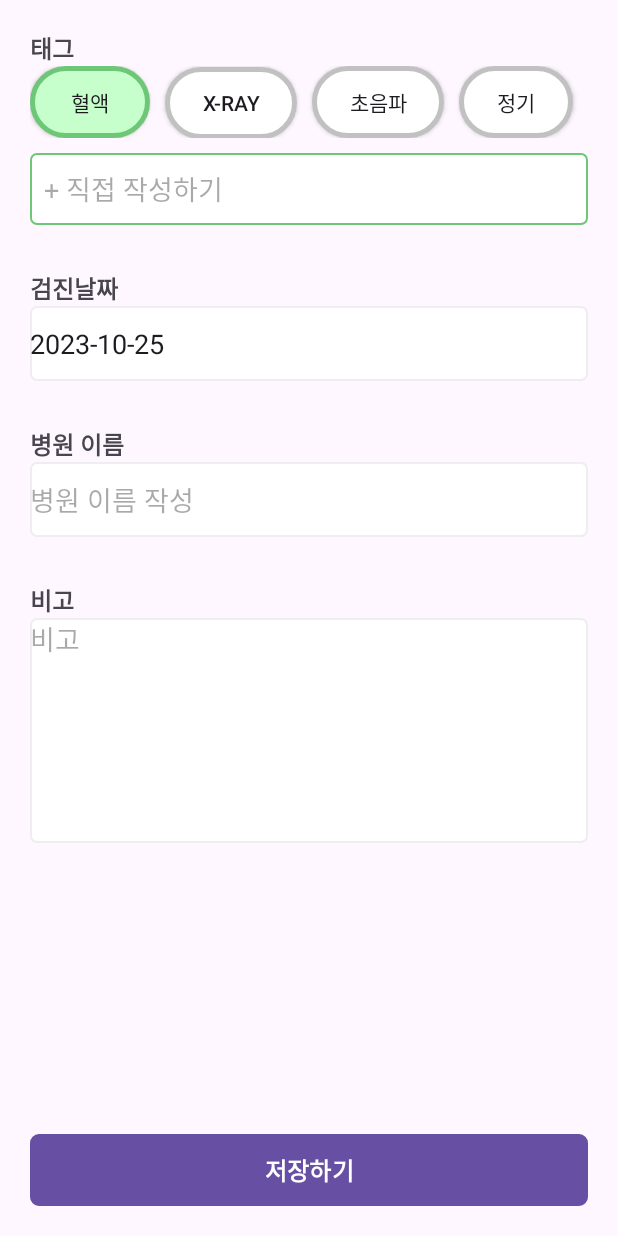
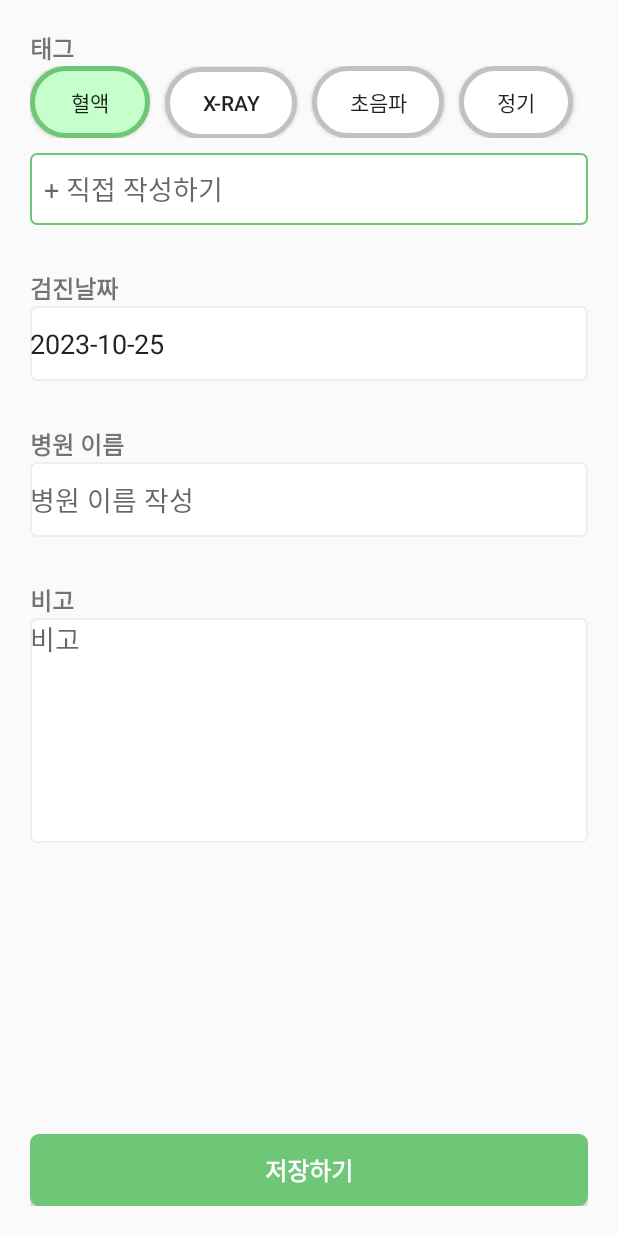
Before and after one commit to Ahyun-J/medical, an Android app: the screen it shows after launch (ClinicWriteActivity), after a tap on "검진", on a phone screen of 412 x 824 dp. Run offline under Robolectric (Android 15) with nearby library versions, the phone set to English and light mode, and no system bars; our stand-ins replace Room's generated code; 1 other tap on this screen came first.

Commit message:
Update themes.xml

```diff
--- a/app/src/main/res/values/themes.xml
+++ b/app/src/main/res/values/themes.xml
@@ -1,6 +1,7 @@
 <resources xmlns:tools="http://schemas.android.com/tools">
     <!-- Base application theme. -->
-    <style name="Base.Theme.CareBout" parent="Theme.Material3.DayNight.NoActionBar">
+    <style name="Base.Theme.CareBout" parent="Theme.AppCompat.DayNight.NoActionBar">
+        <!-- Theme.Material3.DayNight.NoActionBar-->
         <!-- Customize your light theme here. -->
         <!-- <item name="colorPrimary">@color/my_light_primary</item> -->
     </style>
```
